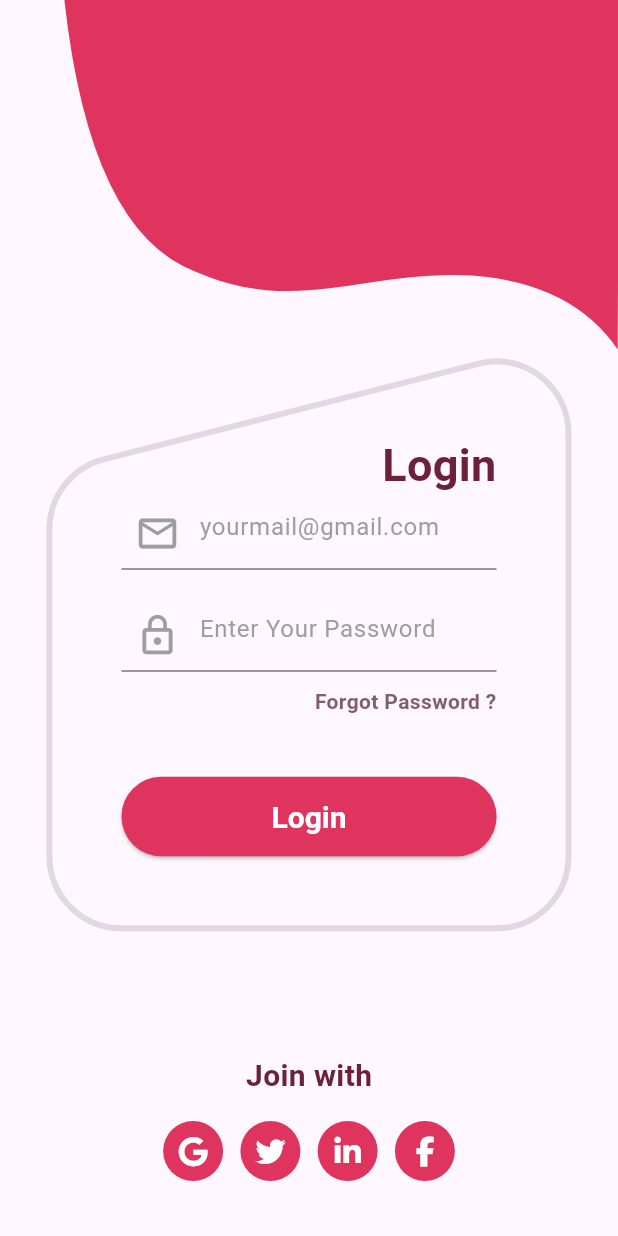
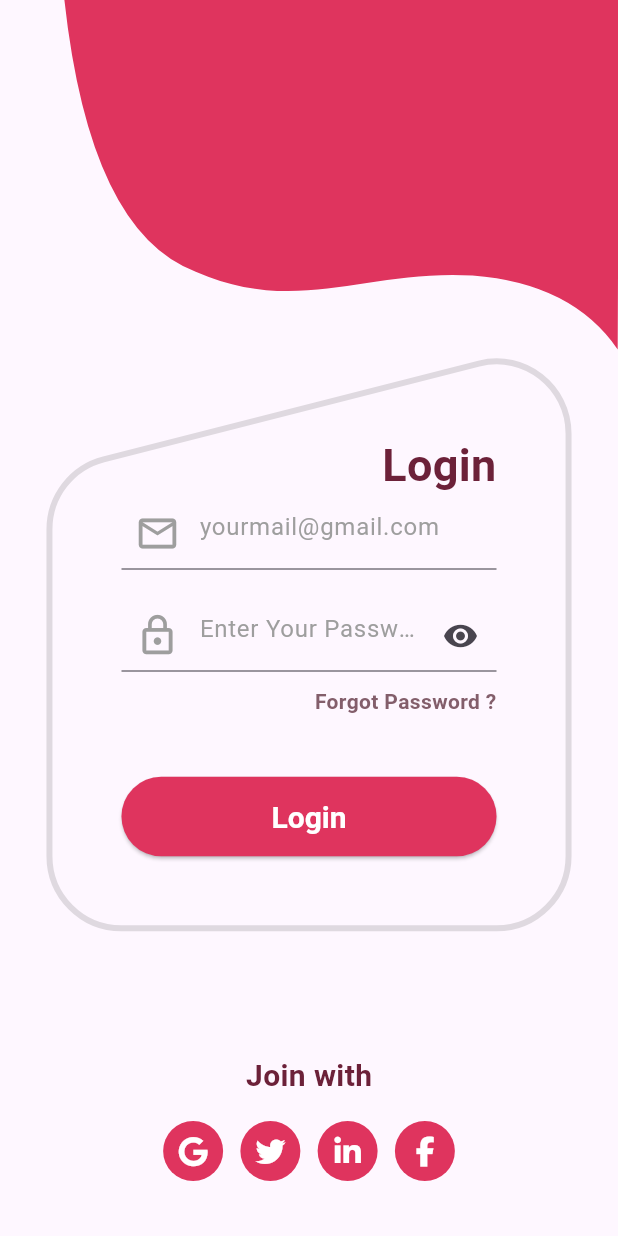
Before and after one commit to MyoMinSoe/flutter_login_dummyjson, a Flutter app: the screen it shows after launch, on a phone screen of 412 x 824 dp. Run offline on Flutter 3.47's test engine with Material 3 defaults, Android fonts, the phone set to English and light mode, and no system bars; our stand-ins replace buttons_tabbar, dio, font_awesome_flutter, shared_preferences.

Commit message:
set password show/hide surffixicon

```diff
--- a/lib/screen/login.dart
+++ b/lib/screen/login.dart
@@ -1,6 +1,4 @@
-import 'package:flutter/cupertino.dart';
 import 'package:flutter/material.dart';
-import 'package:flutter/widgets.dart';
 import 'package:flutter_login_dummyjson/screen/navigation_screen.dart';
 import 'package:flutter_login_dummyjson/service/api_service.dart';
 import 'package:flutter_login_dummyjson/utility/my_shared_preference.dart';
@@ -18,11 +16,17 @@ class _LoginWidgetState extends State<LoginWidget> {
   final username = TextEditingController();
   final password = TextEditingController();
 
+  bool passwordVisibility = true;
+  void showHidePassword() {
+    passwordVisibility = !passwordVisibility;
+    setState(() {});
+  }
+
   @override
-  void initState() {
-    super.initState();
-    // username.text = 'flesslie2q';
-    // password.text = 'XUKU613LscMS';
+  void dispose() {
+    super.dispose();
+    username.dispose();
+    password.dispose();
   }
 
   @override
@@ -88,16 +92,24 @@ class _LoginWidgetState extends State<LoginWidget> {
                       SizedBox(
                         width: 250,
                         child: TextField(
+                          controller: password,
                           onTap: () {
                             password.text = 'levihpass';
                           },
-                          decoration: const InputDecoration(
-                            prefixIcon: Icon(Icons.lock_outline,
+                          keyboardType: TextInputType.visiblePassword,
+                          obscureText: passwordVisibility,
+                          decoration: InputDecoration(
+                            prefixIcon: const Icon(Icons.lock_outline,
                                 size: 30, color: Colors.grey),
                             hintText: 'Enter Your Password',
-                            hintStyle: TextStyle(color: Colors.grey),
+                            hintStyle: const TextStyle(color: Colors.grey),
+                            suffixIcon: IconButton(
+                              onPressed: showHidePassword,
+                              icon: passwordVisibility
+                                  ? const Icon(Icons.visibility)
+                                  : const Icon(Icons.visibility_off),
+                            ),
                           ),
-                          controller: password,
                         ),
                       ),
                       const SizedBox(height: 10),
```
Also changed, not shown: pubspec.lock.
